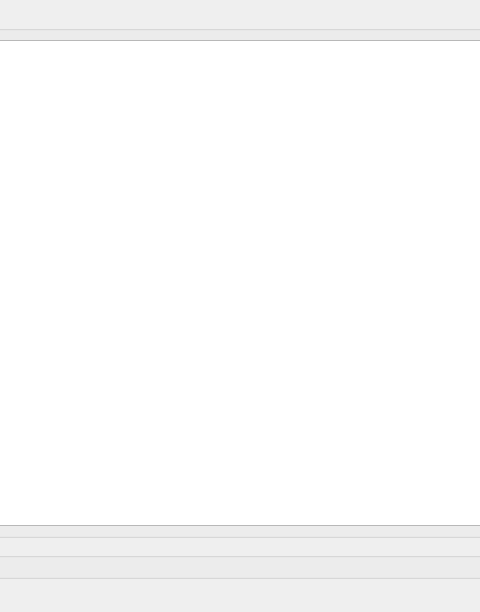
Before: the Qt Designer form client/src/ui/dialogs/business_rules_dialog.ui in networkoptix/nx_open, drawn with Qt 5; both pictures show x 256 to 736 and y 0 to 612 of the 1078 by 612 pixel window.
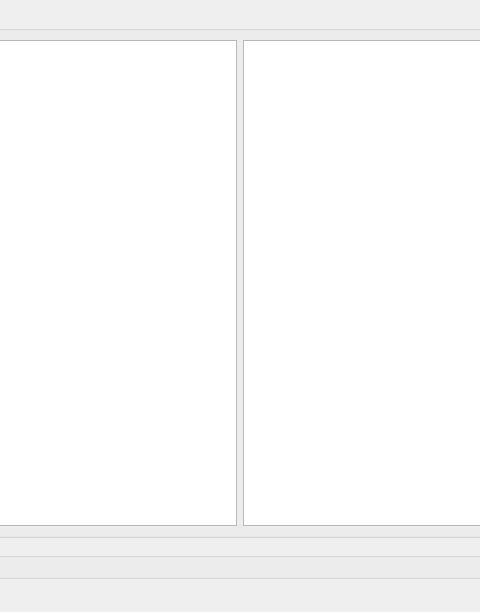
After: the same form once the commit is applied.

The edit to the form file:
```diff
--- a/client/src/ui/dialogs/business_rules_dialog.ui
+++ b/client/src/ui/dialogs/business_rules_dialog.ui
@@ -23,6 +23,9 @@
       <string>List of rules</string>
      </property>
      <layout class="QHBoxLayout" name="horizontalLayout">
+      <item>
+       <widget class="QTableView" name="tableView_2"/>
+      </item>
       <item>
        <widget class="QTableView" name="tableView">
         <property name="editTriggers">
```
